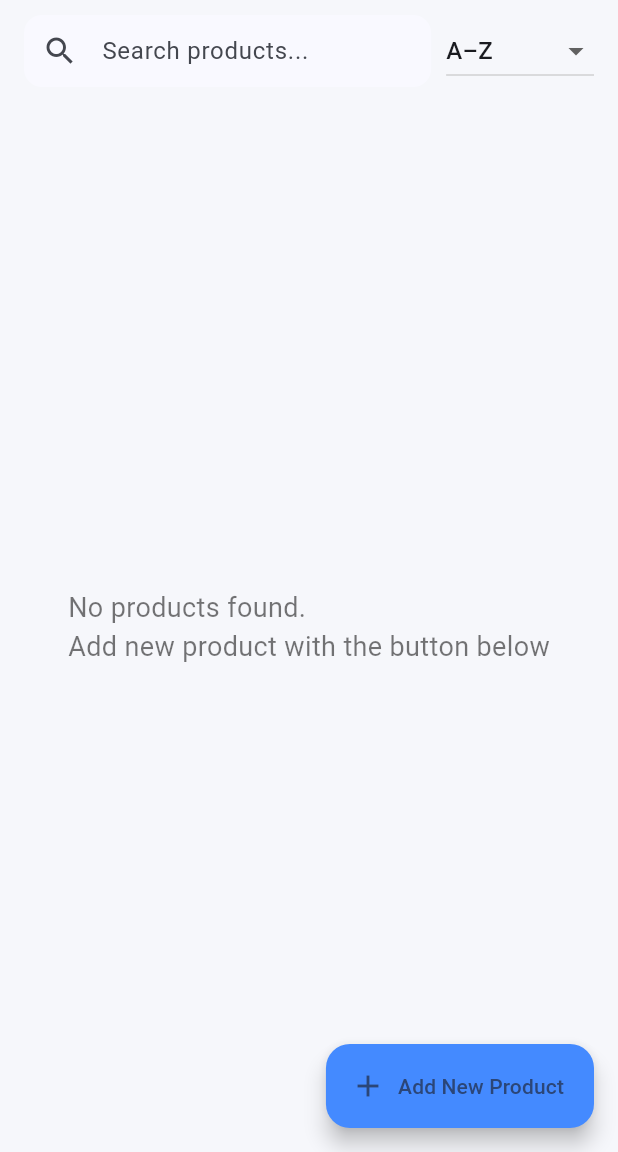
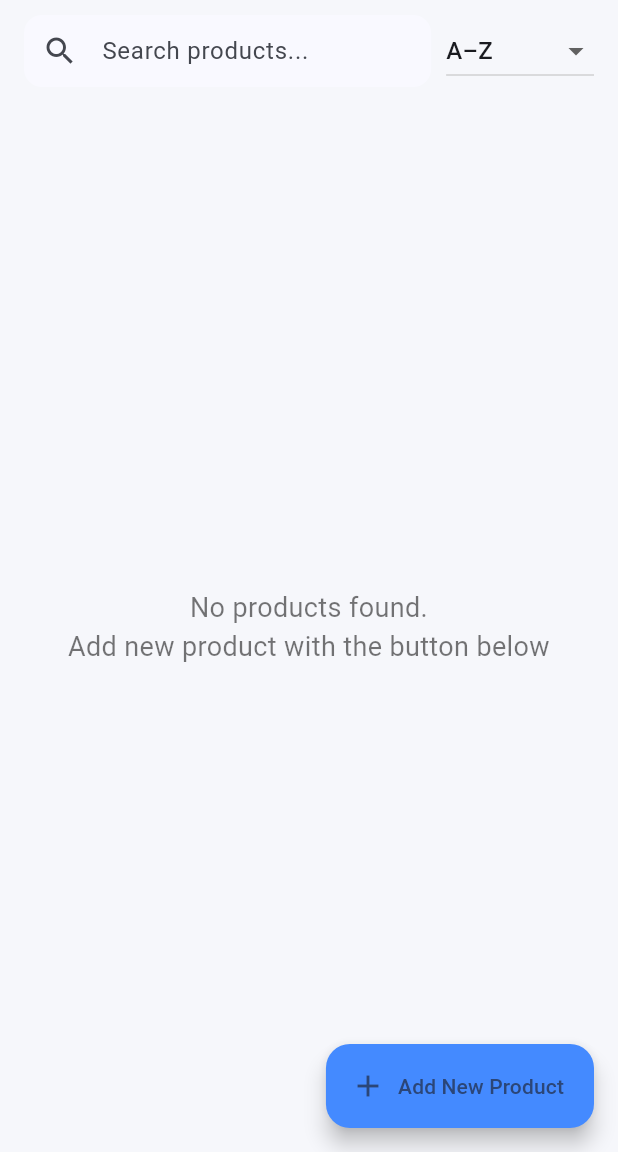
Before and after one commit to dynasteve/hng_i-mobile-stage2, a Flutter app: the HomeScreen screen opened by its route, in the side drawer, after a tap on "A–Z", on a phone screen of 412 x 824 dp, the part 84-1236 px from its top. Run offline on Flutter 3.47's test engine with Material 3 defaults, Android fonts, the phone set to English and light mode, and no system bars; our stand-ins replace image_picker, sqflite; accounts and stored records are empty.

Commit message:
Cleanup and tweak with AI

```diff
--- a/lib/main.dart
+++ b/lib/main.dart
@@ -26,7 +26,7 @@ class StorekeeperApp extends StatelessWidget {
         builder: (context, themeProvider, _) {
           return MaterialApp(
             debugShowCheckedModeBanner: false,
-            title: 'Storekeeper App',
+            title: 'HNG stage 3 App',
             themeMode: themeProvider.themeMode,
             theme: ThemeData(
               useMaterial3: true,
--- a/lib/screens/home_screen.dart
+++ b/lib/screens/home_screen.dart
@@ -3,9 +3,9 @@ import 'package:flutter/material.dart';
 import 'package:provider/provider.dart';
 import '../providers/product_provider.dart';
 import '../providers/theme_provider.dart';
+import '../providers/auth_provider.dart';
 import 'add_edit_product_screen.dart';
 import '../models/product.dart';
-import '../providers/auth_provider.dart';
 
 class HomeScreen extends StatefulWidget {
   const HomeScreen({super.key});
@@ -78,34 +78,35 @@ class _HomeScreenState extends State<HomeScreen> {
                   color: Colors.blueAccent,
                 ),
                 child: Center(
-                  child: Text(
-                    'Storekeeper App',
-                    style: TextStyle(
-                      color: Colors.white,
-                      fontSize: 24,
-                      fontWeight: FontWeight.bold,
-                    ),
-                  ),
+                  child: Image.asset("assets/supermarket_logo.png"),
                 ),
               ),
               ListTile(
                 leading: const Icon(Icons.home),
                 title: const Text('Home'),
-                onTap: () {
-                  Navigator.pop(context); // Close drawer
-                },
+                onTap: () => Navigator.pop(context),
+              ),
+              const Divider(),
+              ListTile(
+                leading: const Icon(Icons.dark_mode),
+                title: const Text('Dark Mode'),
+                trailing: Consumer<ThemeProvider>(
+                  builder: (context, themeProvider, _) {
+                    return Switch(
+                      value: themeProvider.isDarkMode,
+                      onChanged: (val) => themeProvider.toggleTheme(),
+                    );
+                  },
+                ),
               ),
               const Divider(),
               ListTile(
                 leading: const Icon(Icons.logout),
                 title: const Text('Logout'),
                 onTap: () {
-                  // Logout via AuthProvider
                   final authProvider =
                       Provider.of<AuthProvider>(context, listen: false);
                   authProvider.logout();
-
-                  // Navigate to LoginScreen and remove all previous routes
                   Navigator.pushNamedAndRemoveUntil(
                       context, '/login', (route) => false);
                 },
@@ -162,9 +163,7 @@ class _HomeScreenState extends State<HomeScreen> {
                       ),
                     ],
                     onChanged: (value) {
-                      if (value != null) {
-                        setState(() => _sortOption = value);
-                      }
+                      if (value != null) setState(() => _sortOption = value);
                     },
                   ),
                 ],
@@ -175,10 +174,8 @@ class _HomeScreenState extends State<HomeScreen> {
                   ? const Center(
                       child: Text(
                         'No products found.\nAdd new product with the button below',
-                        style: TextStyle(
-                          fontSize: 18,
-                          color: Colors.black54,
-                        ),
+                        style: TextStyle(fontSize: 18, color: Colors.black54),
+                        textAlign: TextAlign.center,
                       ),
                     )
                   : ListView.builder(
@@ -190,8 +187,7 @@ class _HomeScreenState extends State<HomeScreen> {
                           margin: const EdgeInsets.symmetric(
                               horizontal: 12, vertical: 6),
                           shape: RoundedRectangleBorder(
-                            borderRadius: BorderRadius.circular(16),
-                          ),
+                              borderRadius: BorderRadius.circular(16)),
                           elevation: 3,
                           child: ListTile(
                             contentPadding: const EdgeInsets.all(10),
@@ -218,18 +214,14 @@ class _HomeScreenState extends State<HomeScreen> {
                             title: Text(
                               product.name,
                               style: const TextStyle(
-                                fontWeight: FontWeight.bold,
-                                fontSize: 16,
-                              ),
+                                  fontWeight: FontWeight.bold, fontSize: 16),
                             ),
                             subtitle: Padding(
                               padding: const EdgeInsets.only(top: 4),
                               child: Text(
                                 'Qty: ${product.quantity}  •  ₦${product.price}',
                                 style: const TextStyle(
-                                  fontSize: 14,
-                                  color: Colors.black54,
-                                ),
+                                    fontSize: 14, color: Colors.black54),
                               ),
                             ),
                             trailing: PopupMenuButton<String>(
```
